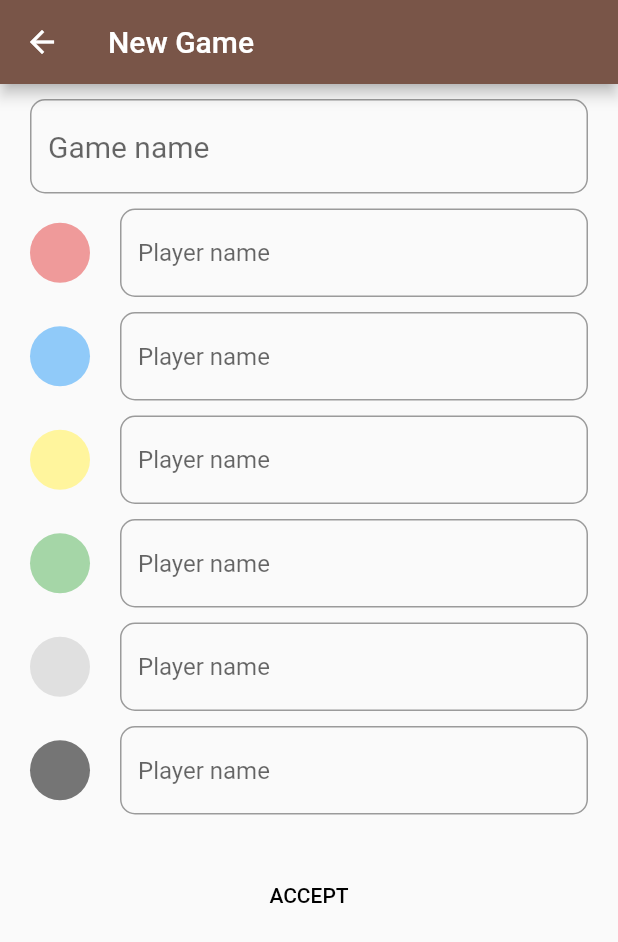
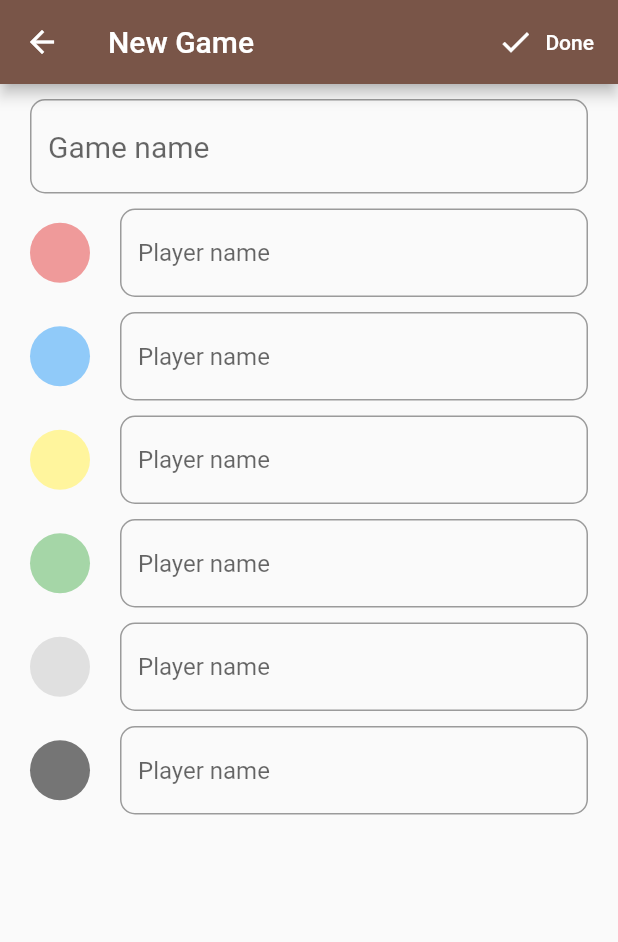
Before and after one commit to rijkdw/carcassonne-score-app, a Flutter app: the NewGameScreen screen opened directly, on a phone screen of 412 x 824 dp. Shown: the top 942 px of the screen. Run offline on Flutter 3.47's test engine with Material 2 defaults, Android fonts, the phone set to English and light mode, and no system bars; our stand-ins replace implicitly_animated_reorderable_list, shared_preferences; accounts and stored records are empty.

Commit message:
Moved the NewGameForm into the NewGameScreen; had to use keys to achieve this

```diff
--- a/lib/screens/new_game_screen.dart
+++ b/lib/screens/new_game_screen.dart
@@ -1,17 +1,168 @@
-import 'package:carcassonne_score_app/widgets/forms/new_game_form.dart';
-import 'package:flutter/cupertino.dart';
 import 'package:flutter/material.dart';
+import 'package:carcassonne_score_app/managers/games_manager.dart';
+import 'package:carcassonne_score_app/objects/game.dart';
+import 'package:flutter/widgets.dart';
+import 'package:provider/provider.dart';
 
-class NewGameScreen extends StatelessWidget {
+import '../utils/colour_utils.dart' as colour_utils;
+import '../utils/bool_utils.dart' as bool_utils;
+import '../utils/list_utils.dart' as list_utils;
+
+class NewGameScreen extends StatefulWidget {
+  @override
+  _NewGameScreenState createState() => _NewGameScreenState();
+}
+
+class _NewGameScreenState extends State<NewGameScreen> {
+  var formKey = GlobalKey();
+  var gameNameTextEditingController = TextEditingController();
+  var playerNameTextEditingControllers = List.generate(6, (index) => TextEditingController());
+
+  var colours = ['Red', 'Blue', 'Yellow', 'Green', 'Gray', 'Black'];
+
+  final GlobalKey<ScaffoldState> scaffoldkey = new GlobalKey<ScaffoldState>();
+
+  void trimTextEditingControllers() {
+    playerNameTextEditingControllers.forEach((c) => c.text = c.text.trim());
+  }
+
+  bool hasEnoughPlayers() {
+    return list_utils.count(playerNameTextEditingControllers.map((c) => c.text.trim().isNotEmpty).toList(), true) >= 2;
+  }
+
+  bool hasDuplicatePlayerNames() {
+    return list_utils.containsDuplicates(playerNameTextEditingControllers.map((c) => c.text.trim()).toList());
+  }
+
+  bool hasGameName() => gameNameTextEditingController.text.isNotEmpty;
+
+  void acceptInputs() {
+    var playerNames = <String>[];
+    var playerColours = <String>[];
+    for (var i = 0; i < 6; i++) {
+      if (playerNameTextEditingControllers[i].text.isNotEmpty) {
+        playerNames.add(playerNameTextEditingControllers[i].text);
+        playerColours.add(colours[i]);
+      }
+    }
+    var newGame = Game(
+      name: gameNameTextEditingController.text,
+      playerNames: playerNames,
+      playerColours: playerColours,
+    );
+    Provider.of<GamesManager>(context, listen: false).addNewGame(newGame);
+    Navigator.of(context).pop();
+  }
+
+  void reportErroneousInputs() {
+    String message;
+    if (!hasGameName()) {
+      message = 'Enter a game name.';
+    } else if (!hasEnoughPlayers()) {
+      message = 'Can\'t play with less than two players.';
+    } else if (hasDuplicatePlayerNames()) {
+      message = 'Can\'t have duplicate player names.';
+    }
+    scaffoldkey.currentState.showSnackBar(SnackBar(
+      content: Text(message),
+    ));
+  }
+
+  void acceptSequence() {
+    trimTextEditingControllers();
+    if (hasGameName() && hasEnoughPlayers() && !hasDuplicatePlayerNames()) {
+      acceptInputs();
+    } else {
+      reportErroneousInputs();
+    }
+  }
+
   @override
   Widget build(BuildContext context) {
+    var fieldDecoration = InputDecoration(
+      hintText: 'HINT TEXT',
+      border: OutlineInputBorder(
+        borderRadius: BorderRadius.all(Radius.circular(10)),
+      ),
+    );
+
+    var gameNameFieldDecoration = fieldDecoration.copyWith(
+      hintText: 'Game name',
+      hintStyle: TextStyle(fontSize: 20),
+    );
+
+    var playerNameFieldDecoration = fieldDecoration.copyWith(
+      hintText: 'Player name',
+      hintStyle: TextStyle(fontSize: 16),
+    );
+
     return Scaffold(
+      key: scaffoldkey,
       appBar: AppBar(
         title: Text('New Game'),
+        actions: [
+          FlatButton.icon(
+            textColor: Colors.white,
+            onPressed: acceptSequence,
+            icon: Icon(Icons.check),
+            label: Text('Done'),
+          ),
+        ],
       ),
       body: Container(
-        padding: EdgeInsets.symmetric(horizontal: 20, vertical: 10),
-        child: NewGameForm(),
+        padding: EdgeInsets.symmetric(horizontal: 20),
+        child: Form(
+          key: formKey,
+          child: SingleChildScrollView(
+            child: Column(
+              mainAxisSize: MainAxisSize.min,
+              // crossAxisAlignment: CrossAxisAlignment.start,
+              children: [
+                SizedBox(height: 10),
+                TextFormField(
+                  controller: gameNameTextEditingController,
+                  textCapitalization: TextCapitalization.words,
+                  decoration: gameNameFieldDecoration,
+                ),
+                SizedBox(height: 10),
+                ...List.generate(6, (index) {
+                  return Container(
+                    margin: EdgeInsets.only(bottom: 10),
+                    child: Row(
+                      mainAxisSize: MainAxisSize.min,
+                      mainAxisAlignment: MainAxisAlignment.spaceBetween,
+                      children: [
+                        CircleAvatar(
+                          // if no player yet, dull the CircleAvatar
+                          backgroundColor: playerNameTextEditingControllers[index].text.isEmpty
+                              ? colour_utils.fromTextDull(colours[index])
+                              : colour_utils.fromText(colours[index]),
+                        ),
+                        SizedBox(width: 20),
+                        Expanded(
+                          child: TextFormField(
+                            decoration: playerNameFieldDecoration,
+                            textCapitalization: TextCapitalization.words,
+                            controller: playerNameTextEditingControllers[index],
+                            onChanged: (newText) {
+                              // update state to make CircleAvatars "light up"
+                              setState(() {});
+                            },
+                          ),
+                        ),
+                      ],
+                    ),
+                  );
+                }),
+                // SizedBox(height: 20),
+                // FlatButton(
+                //   child: Text('ACCEPT'),
+                //   onPressed: acceptSequence,
+                // ),
+              ],
+            ),
+          ),
+        ),
       ),
     );
   }
```
